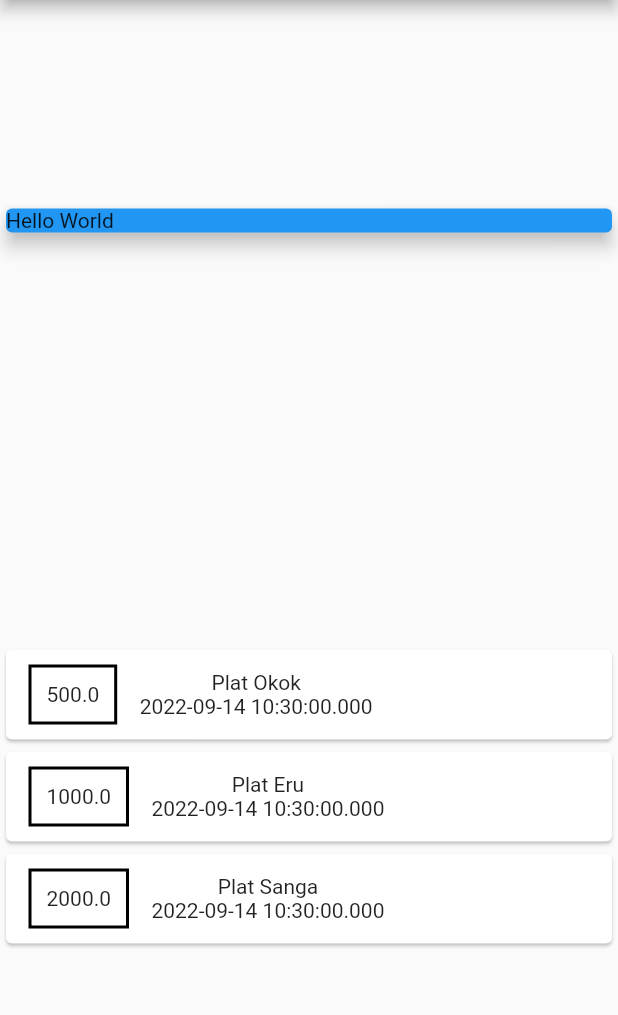
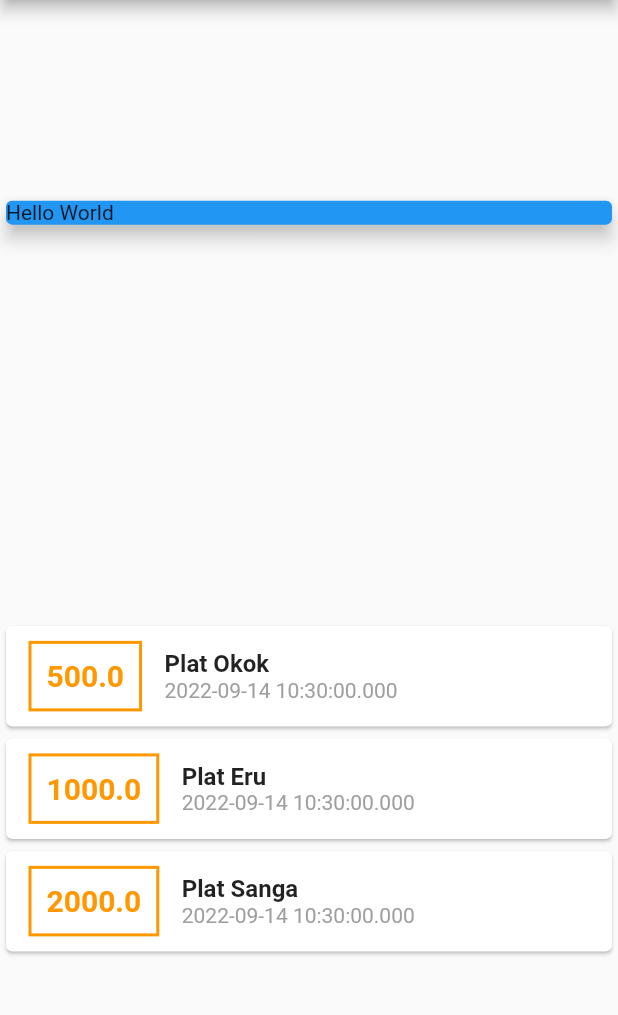
Before and after one commit to darkcode932/expense_app, a Flutter app: the screen it shows after launch, on a phone screen of 412 x 824 dp, the part 84-1099 px from its top. Run offline on Flutter 3.47's test engine with Material 2 defaults, Android fonts, the phone set to English and light mode, and no system bars.

Commit message:
Styling text

```diff
--- a/lib/main.dart
+++ b/lib/main.dart
@@ -61,15 +61,27 @@ class MyHomePage extends StatelessWidget {
                           EdgeInsets.symmetric(vertical: 10, horizontal: 15),
                       padding: EdgeInsets.all(10),
                       decoration: BoxDecoration(
-                          border: Border.all(color: Colors.black, width: 2)),
+                          border: Border.all(color: Colors.orange, width: 2)),
                       child: Text(
                         tx.amount.toString(),
+                        style: TextStyle(
+                            fontWeight: FontWeight.bold,
+                            fontSize: 20,
+                            color: Colors.orange),
                       ),
                     ),
                     Column(
+                      crossAxisAlignment: CrossAxisAlignment.start,
                       children: <Widget>[
-                        Text(tx.title),
-                        Text(tx.date.toString()),
+                        Text(
+                          tx.title,
+                          style: TextStyle(
+                              fontWeight: FontWeight.bold, fontSize: 16),
+                        ),
+                        Text(
+                          tx.date.toString(),
+                          style: TextStyle(color: Colors.grey),
+                        ),
                       ],
                     )
                   ],
```
